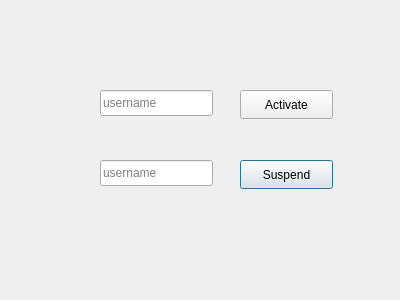
The window that m7fazty/suspend_activate.ui (Roro-2004/m7fazty) describes before a commit, drawn with Qt 5.
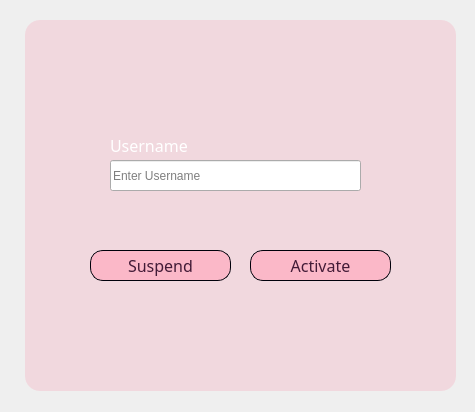
The same window after the commit. Icons and pictures are not drawn.

```diff
--- a/m7fazty/suspend_activate.ui
+++ b/m7fazty/suspend_activate.ui
@@ -6,65 +6,424 @@
    <rect>
     <x>0</x>
     <y>0</y>
-    <width>400</width>
-    <height>300</height>
+    <width>475</width>
+    <height>412</height>
    </rect>
   </property>
   <property name="windowTitle">
    <string>Dialog</string>
   </property>
-  <widget class="QLineEdit" name="username_suspend_lineEdit">
+  <widget class="QLineEdit" name="username_lineEdit">
    <property name="geometry">
     <rect>
-     <x>100</x>
+     <x>110</x>
      <y>160</y>
-     <width>113</width>
-     <height>26</height>
+     <width>251</width>
+     <height>31</height>
     </rect>
    </property>
    <property name="placeholderText">
-    <string>username</string>
+    <string>Enter Username</string>
+   </property>
+  </widget>
+  <widget class="QLabel" name="label_bg">
+   <property name="geometry">
+    <rect>
+     <x>0</x>
+     <y>0</y>
+     <width>475</width>
+     <height>412</height>
+    </rect>
+   </property>
+   <property name="styleSheet">
+    <string notr="true">background-image: url(:/material/photos/dialog_bg.png);</string>
+   </property>
+   <property name="text">
+    <string/>
+   </property>
+  </widget>
+  <widget class="QLabel" name="username_label">
+   <property name="geometry">
+    <rect>
+     <x>110</x>
+     <y>130</y>
+     <width>111</width>
+     <height>31</height>
+    </rect>
+   </property>
+   <property name="palette">
+    <palette>
+     <active>
+      <colorrole role="WindowText">
+       <brush brushstyle="SolidPattern">
+        <color alpha="255">
+         <red>255</red>
+         <green>255</green>
+         <blue>255</blue>
+        </color>
+       </brush>
+      </colorrole>
+      <colorrole role="ButtonText">
+       <brush brushstyle="SolidPattern">
+        <color alpha="255">
+         <red>255</red>
+         <green>255</green>
+         <blue>255</blue>
+        </color>
+       </brush>
+      </colorrole>
+     </active>
+     <inactive>
+      <colorrole role="WindowText">
+       <brush brushstyle="SolidPattern">
+        <color alpha="255">
+         <red>255</red>
+         <green>255</green>
+         <blue>255</blue>
+        </color>
+       </brush>
+      </colorrole>
+      <colorrole role="ButtonText">
+       <brush brushstyle="SolidPattern">
+        <color alpha="255">
+         <red>255</red>
+         <green>255</green>
+         <blue>255</blue>
+        </color>
+       </brush>
+      </colorrole>
+     </inactive>
+     <disabled/>
+    </palette>
+   </property>
+   <property name="font">
+    <font>
+     <family>Arial Rounded MT Bold</family>
+     <pointsize>12</pointsize>
+    </font>
+   </property>
+   <property name="text">
+    <string>Username</string>
    </property>
   </widget>
   <widget class="QPushButton" name="suspend_pushButton">
    <property name="geometry">
     <rect>
-     <x>240</x>
-     <y>160</y>
-     <width>93</width>
-     <height>29</height>
+     <x>90</x>
+     <y>250</y>
+     <width>141</width>
+     <height>31</height>
     </rect>
    </property>
+   <property name="palette">
+    <palette>
+     <active>
+      <colorrole role="Button">
+       <brush brushstyle="SolidPattern">
+        <color alpha="178">
+         <red>255</red>
+         <green>170</green>
+         <blue>190</blue>
+        </color>
+       </brush>
+      </colorrole>
+      <colorrole role="ButtonText">
+       <brush brushstyle="SolidPattern">
+        <color alpha="255">
+         <red>67</red>
+         <green>27</green>
+         <blue>55</blue>
+        </color>
+       </brush>
+      </colorrole>
+      <colorrole role="Base">
+       <brush brushstyle="SolidPattern">
+        <color alpha="178">
+         <red>255</red>
+         <green>170</green>
+         <blue>190</blue>
+        </color>
+       </brush>
+      </colorrole>
+      <colorrole role="Window">
+       <brush brushstyle="SolidPattern">
+        <color alpha="178">
+         <red>255</red>
+         <green>170</green>
+         <blue>190</blue>
+        </color>
+       </brush>
+      </colorrole>
+     </active>
+     <inactive>
+      <colorrole role="Button">
+       <brush brushstyle="SolidPattern">
+        <color alpha="178">
+         <red>255</red>
+         <green>170</green>
+         <blue>190</blue>
+        </color>
+       </brush>
+      </colorrole>
+      <colorrole role="ButtonText">
+       <brush brushstyle="SolidPattern">
+        <color alpha="255">
+         <red>67</red>
+         <green>27</green>
+         <blue>55</blue>
+        </color>
+       </brush>
+      </colorrole>
+      <colorrole role="Base">
+       <brush brushstyle="SolidPattern">
+        <color alpha="178">
+         <red>255</red>
+         <green>170</green>
+         <blue>190</blue>
+        </color>
+       </brush>
+      </colorrole>
+      <colorrole role="Window">
+       <brush brushstyle="SolidPattern">
+        <color alpha="178">
+         <red>255</red>
+         <green>170</green>
+         <blue>190</blue>
+        </color>
+       </brush>
+      </colorrole>
+     </inactive>
+     <disabled>
+      <colorrole role="Button">
+       <brush brushstyle="SolidPattern">
+        <color alpha="178">
+         <red>255</red>
+         <green>170</green>
+         <blue>190</blue>
+        </color>
+       </brush>
+      </colorrole>
+      <colorrole role="Base">
+       <brush brushstyle="SolidPattern">
+        <color alpha="178">
+         <red>255</red>
+         <green>170</green>
+         <blue>190</blue>
+        </color>
+       </brush>
+      </colorrole>
+      <colorrole role="Window">
+       <brush brushstyle="SolidPattern">
+        <color alpha="178">
+         <red>255</red>
+         <green>170</green>
+         <blue>190</blue>
+        </color>
+       </brush>
+      </colorrole>
+     </disabled>
+    </palette>
+   </property>
+   <property name="font">
+    <font>
+     <family>Arial Rounded MT Bold</family>
+     <pointsize>12</pointsize>
+    </font>
+   </property>
+   <property name="styleSheet">
+    <string notr="true">QPushButton {
+/*background-color: rgba(230, 170, 245, 0.7);*/
+    background-color: rgba(255, 170, 190, 0.7);
+    border-radius: 13px;
+    border: 1px solid rgb(0, 0, 10);
+}
+
+QPushButton:hover {
+    background-color: rgba(255, 170, 190, 0.4); /* Semi-transparent background color when hovered */
+}
+
+QPushButton:pressed {
+    background-color: rgba(255, 150, 200, 0.7); /* Semi-transparent background color when pressed */
+    border: 2px solid black; /* You can customize the border for the pressed state if needed */
+}
+</string>
+   </property>
    <property name="text">
     <string>Suspend</string>
    </property>
   </widget>
-  <widget class="QLineEdit" name="username_Activate_lineEdit">
+  <widget class="QPushButton" name="pushButton">
    <property name="geometry">
     <rect>
-     <x>100</x>
-     <y>90</y>
-     <width>113</width>
-     <height>26</height>
+     <x>25</x>
+     <y>20</y>
+     <width>431</width>
+     <height>371</height>
     </rect>
    </property>
-   <property name="placeholderText">
-    <string>username</string>
+   <property name="styleSheet">
+    <string notr="true">QPushButton {
+ background-color: rgba(255, 90, 130, 0.15);
+    border-radius: 15px;
+}
+</string>
+   </property>
+   <property name="text">
+    <string/>
    </property>
   </widget>
   <widget class="QPushButton" name="Activate_pushButton">
    <property name="geometry">
     <rect>
-     <x>240</x>
-     <y>90</y>
-     <width>93</width>
-     <height>29</height>
+     <x>250</x>
+     <y>250</y>
+     <width>141</width>
+     <height>31</height>
     </rect>
    </property>
+   <property name="palette">
+    <palette>
+     <active>
+      <colorrole role="Button">
+       <brush brushstyle="SolidPattern">
+        <color alpha="178">
+         <red>255</red>
+         <green>170</green>
+         <blue>190</blue>
+        </color>
+       </brush>
+      </colorrole>
+      <colorrole role="ButtonText">
+       <brush brushstyle="SolidPattern">
+        <color alpha="255">
+         <red>67</red>
+         <green>27</green>
+         <blue>55</blue>
+        </color>
+       </brush>
+      </colorrole>
+      <colorrole role="Base">
+       <brush brushstyle="SolidPattern">
+        <color alpha="178">
+         <red>255</red>
+         <green>170</green>
+         <blue>190</blue>
+        </color>
+       </brush>
+      </colorrole>
+      <colorrole role="Window">
+       <brush brushstyle="SolidPattern">
+        <color alpha="178">
+         <red>255</red>
+         <green>170</green>
+         <blue>190</blue>
+        </color>
+       </brush>
+      </colorrole>
+     </active>
+     <inactive>
+      <colorrole role="Button">
+       <brush brushstyle="SolidPattern">
+        <color alpha="178">
+         <red>255</red>
+         <green>170</green>
+         <blue>190</blue>
+        </color>
+       </brush>
+      </colorrole>
+      <colorrole role="ButtonText">
+       <brush brushstyle="SolidPattern">
+        <color alpha="255">
+         <red>67</red>
+         <green>27</green>
+         <blue>55</blue>
+        </color>
+       </brush>
+      </colorrole>
+      <colorrole role="Base">
+       <brush brushstyle="SolidPattern">
+        <color alpha="178">
+         <red>255</red>
+         <green>170</green>
+         <blue>190</blue>
+        </color>
+       </brush>
+      </colorrole>
+      <colorrole role="Window">
+       <brush brushstyle="SolidPattern">
+        <color alpha="178">
+         <red>255</red>
+         <green>170</green>
+         <blue>190</blue>
+        </color>
+       </brush>
+      </colorrole>
+     </inactive>
+     <disabled>
+      <colorrole role="Button">
+       <brush brushstyle="SolidPattern">
+        <color alpha="178">
+         <red>255</red>
+         <green>170</green>
+         <blue>190</blue>
+        </color>
+       </brush>
+      </colorrole>
+      <colorrole role="Base">
+       <brush brushstyle="SolidPattern">
+        <color alpha="178">
+         <red>255</red>
+         <green>170</green>
+         <blue>190</blue>
+        </color>
+       </brush>
+      </colorrole>
+      <colorrole role="Window">
+       <brush brushstyle="SolidPattern">
+        <color alpha="178">
+         <red>255</red>
+         <green>170</green>
+         <blue>190</blue>
+        </color>
+       </brush>
+      </colorrole>
+     </disabled>
+    </palette>
+   </property>
+   <property name="font">
+    <font>
+     <family>Arial Rounded MT Bold</family>
+     <pointsize>12</pointsize>
+    </font>
+   </property>
+   <property name="styleSheet">
+    <string notr="true">QPushButton {
+/*background-color: rgba(230, 170, 245, 0.7);*/
+    background-color: rgba(255, 170, 190, 0.7);
+    border-radius: 13px;
+    border: 1px solid rgb(0, 0, 10);
+}
+
+QPushButton:hover {
+    background-color: rgba(255, 170, 190, 0.4); /* Semi-transparent background color when hovered */
+}
+
+QPushButton:pressed {
+    background-color: rgba(255, 150, 200, 0.7); /* Semi-transparent background color when pressed */
+    border: 2px solid black; /* You can customize the border for the pressed state if needed */
+}
+</string>
+   </property>
    <property name="text">
     <string>Activate</string>
    </property>
   </widget>
+  <zorder>label_bg</zorder>
+  <zorder>pushButton</zorder>
+  <zorder>username_lineEdit</zorder>
+  <zorder>username_label</zorder>
+  <zorder>suspend_pushButton</zorder>
+  <zorder>Activate_pushButton</zorder>
  </widget>
  <resources/>
  <connections/>
```
